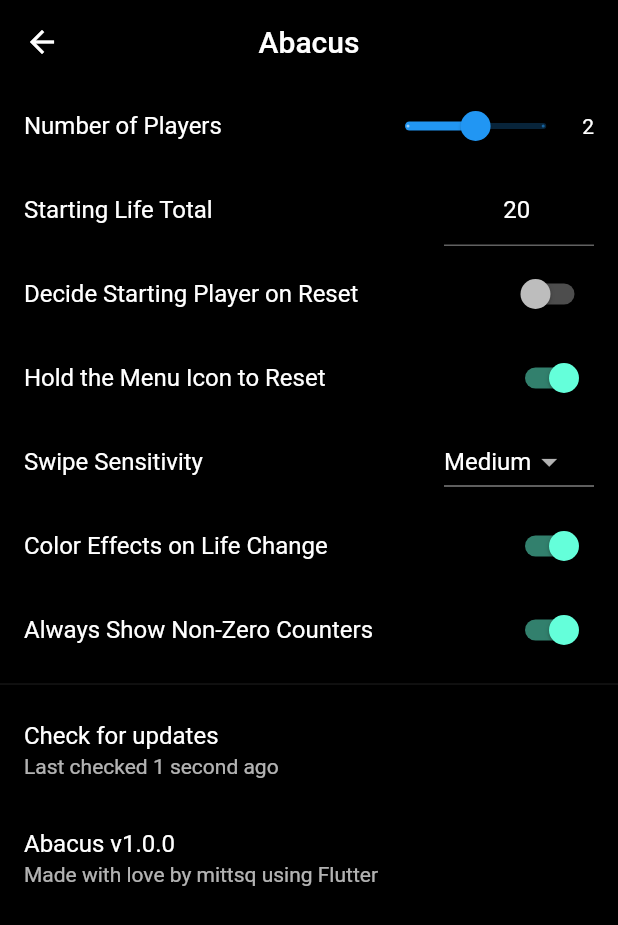
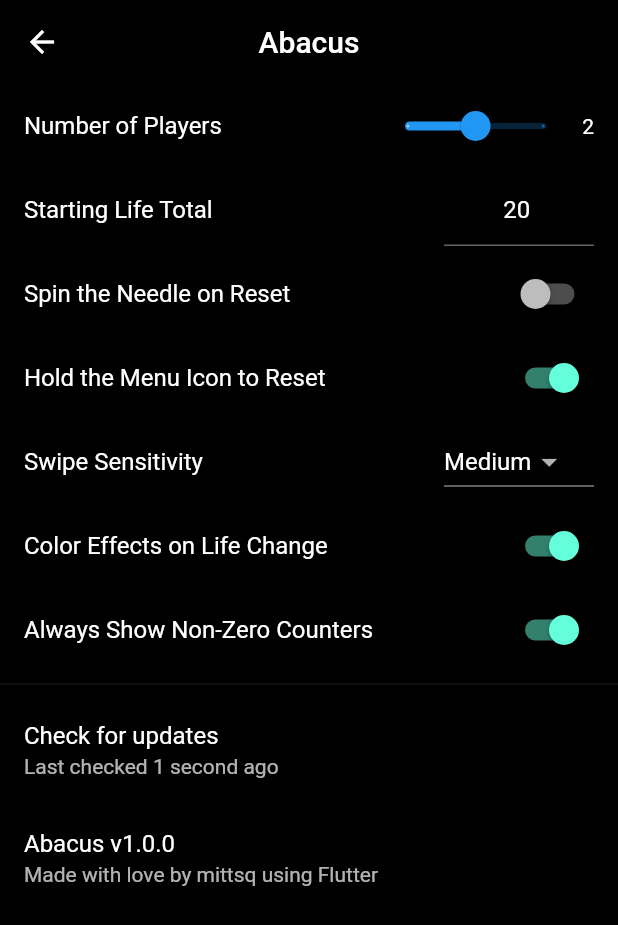
Before and after one commit to mittsq/abacus, a Flutter app: the Settings screen opened directly, after a tap on "Check for updates", on a phone screen of 412 x 824 dp. Shown: the top 925 px of the screen. Run offline on Flutter 3.47's test engine with Material 2 defaults, Android fonts, the phone set to English and light mode, and no system bars; our stand-ins replace shared_preferences, wakelock; missing offline and left inert: github, loop_page_view; accounts and stored records are empty.

```diff
--- a/lib/main.dart
+++ b/lib/main.dart
@@ -25,6 +25,7 @@ class MyApp extends StatelessWidget {
         child: const Holder(),
       ),
       scrollBehavior: AppScrollBehavior(),
+      debugShowCheckedModeBanner: false,
     );
   }
 }
--- a/lib/widgets/settings.dart
+++ b/lib/widgets/settings.dart
@@ -240,7 +240,7 @@ class _SettingsState extends State<Settings> {
             ),
           ),
           SwitchListTile(
-            title: const Text('Decide Starting Player on Reset'),
+            title: const Text('Spin the Needle on Reset'),
             value: Settings.get<bool>(SettingsKey.autoDecide),
             onChanged: (value) {
               setState(() {
@@ -307,7 +307,7 @@ class _SettingsState extends State<Settings> {
           const Divider(),
           ListTile(
             title: const Text('Check for updates'),
-            subtitle: Text(_updateString = _lastUpdateString()),
+            subtitle: Text(_updateString),
             onTap: () => _checkForUpdates(),
           ),
           ListTile(
```
Also changed, not shown: img/counters.png (added), img/effects.png (added), img/four.png (added), img/main.png (added), img/settings.png (added), 1 other file.
